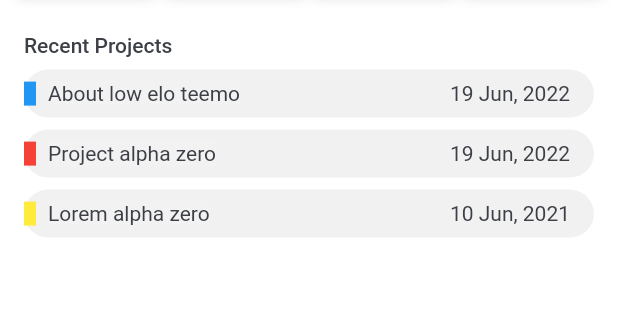
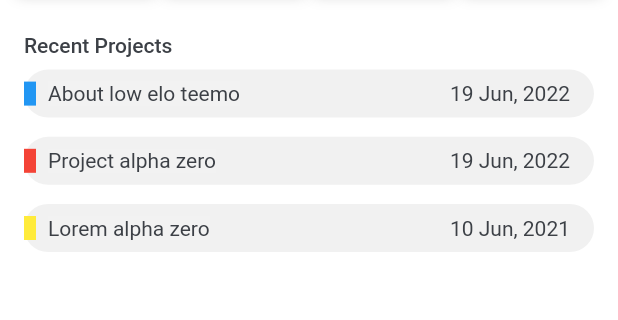
Before and after one commit to tee-jaay/stsks, a Flutter app: the screen it shows after launch, after a tap on "prozeqts", on a phone screen of 412 x 824 dp, the part 420-740 px from its top. Run offline on Flutter 3.47's test engine with Material 2 defaults, Android fonts, the phone set to English and light mode, and no system bars; our stand-ins replace badges, date_format.

Commit message:
home,dashboard typography

```diff
--- a/lib/screens/dashboard/inc/recent_projects_item.dart
+++ b/lib/screens/dashboard/inc/recent_projects_item.dart
@@ -18,7 +18,7 @@ class RecentProjectItem extends StatelessWidget {
   @override
   Widget build(BuildContext context) {
     return Container(
-      margin: EdgeInsets.only(bottom: stDefaultSpace * 0.5),
+      margin: EdgeInsets.only(bottom: stDefaultSpace * 0.8),
       padding: EdgeInsets.symmetric(vertical: stDefaultSpace * 0.5),
       decoration: BoxDecoration(
         color: stBackgroundColorLight,
--- a/lib/screens/home/components/hero_section.dart
+++ b/lib/screens/home/components/hero_section.dart
@@ -32,7 +32,7 @@ class HeroSection extends StatelessWidget {
               waveColor: stPrimaryColor,
               boxBackgroundColor: stBackgroundColorLight,
               textStyle: TextStyle(
-                fontSize: 80.0,
+                fontSize: MediaQuery.of(context).size.width * 0.2,
                 fontWeight: FontWeight.bold,
               ),
               boxHeight: 300.0,
```
